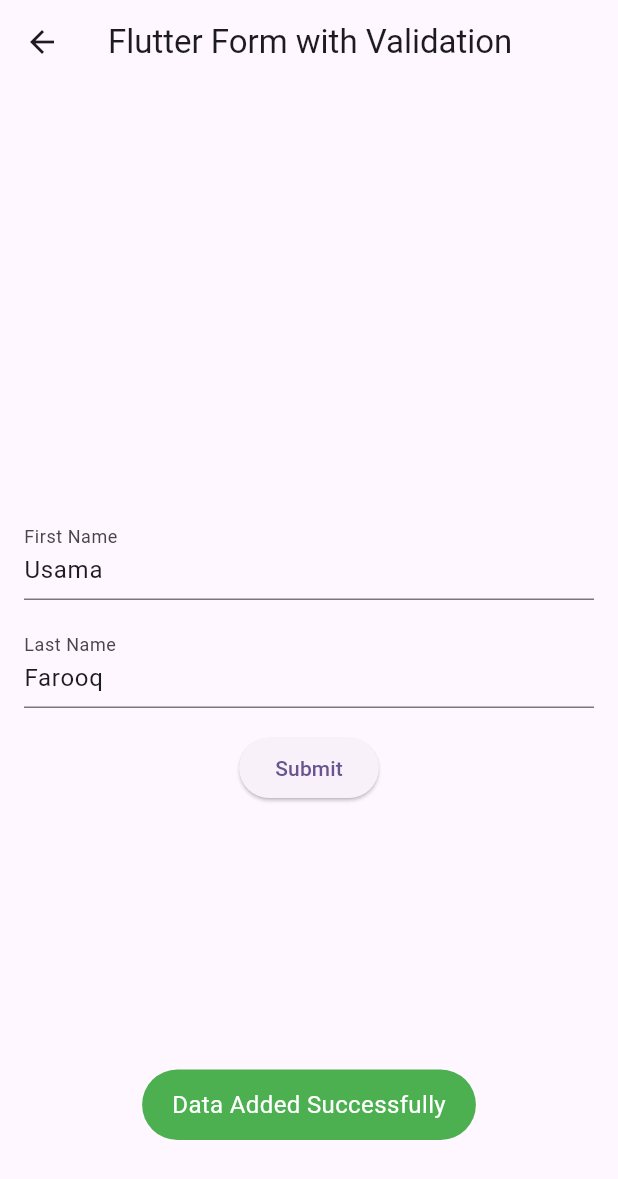
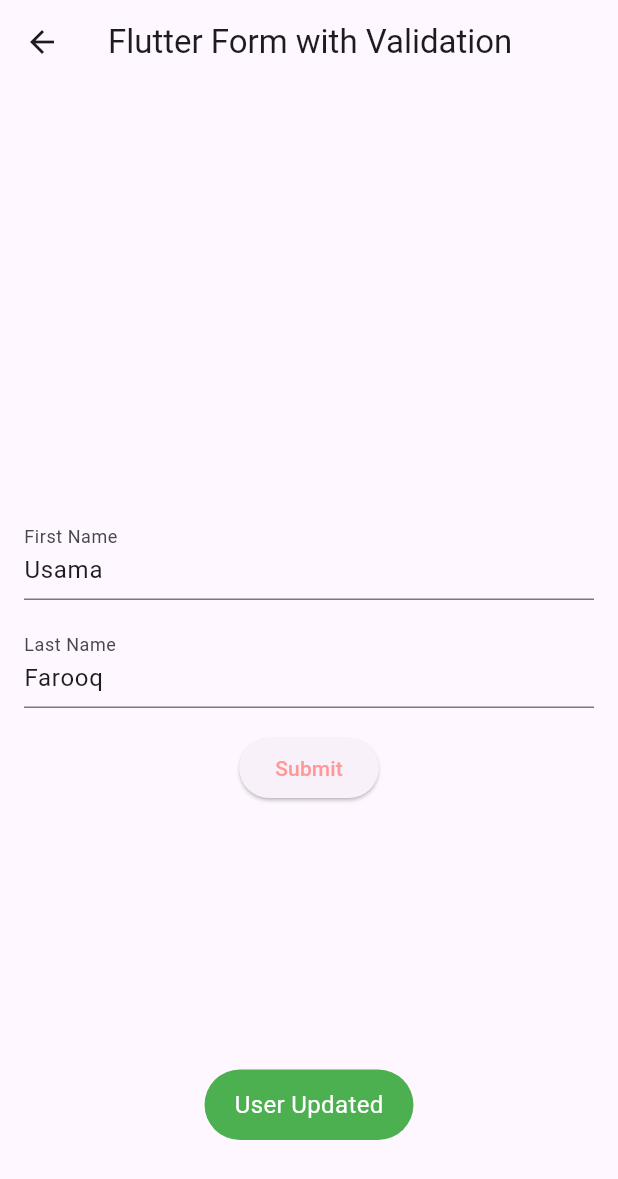
Before and after one commit to Usama1243/untitled_dummy_project, a Flutter app: the MyHomePage screen opened directly, after a tap on "Submit", on a phone screen of 412 x 824 dp. Shown: the top 1179 px of the screen. Run offline on Flutter 3.47's test engine with Material 2 defaults, Android fonts, the phone set to English and light mode, and no system bars; our stand-ins replace cloud_firestore, firebase_core, fluttertoast; accounts and stored records are empty.

Commit message:
custom components and crud operations

```diff
--- a/lib/crud_operations/add_data.dart
+++ b/lib/crud_operations/add_data.dart
@@ -1,6 +1,5 @@
 import 'package:cloud_firestore/cloud_firestore.dart';
 import 'package:flutter/cupertino.dart';
-
 import 'package:untitled/utils/custom_toast_messages.dart';
 
 class AddDataFireStore {
@@ -9,7 +8,7 @@ class AddDataFireStore {
         .collection("addData")
         .doc()
         .set({'firstName': firstName, 'lastName': lastName}).then((value) {
-      CustomToastMessages().successMessage("Data Added Successfully");
+      CustomToastMessages.successMessage("Data Added Successfully");
     }).catchError((error) {
       debugPrint("Failed to add user: $error");
     });
--- a/lib/crud_operations/delete_data.dart
+++ b/lib/crud_operations/delete_data.dart
@@ -0,0 +1,24 @@
+import 'package:cloud_firestore/cloud_firestore.dart';
+import 'package:untitled/utils/custom_toast_messages.dart';
+
+class DeleteDataFireStore {
+  CollectionReference users = FirebaseFirestore.instance.collection('addData');
+
+  Future<void> deleteDocument() {
+    return users
+        .doc("DCX9IfMfi3Mg055FCweR")
+        .delete()
+        .then((value) => CustomToastMessages.successMessage("User Deleted"))
+        .catchError((error) => print("Failed to delete user: $error"));
+  }
+
+  Future<void> deleteField() {
+    return users
+        .doc('C4LIcE6LMIK8T2CVbypI')
+        .update({'lastName': FieldValue.delete()})
+        .then((value) =>
+            CustomToastMessages.successMessage("User's Property Deleted"))
+        .catchError(
+            (error) => print("Failed to delete user's property: $error"));
+  }
+}
--- a/lib/crud_operations/update_data.dart
+++ b/lib/crud_operations/update_data.dart
@@ -0,0 +1,14 @@
+import 'package:cloud_firestore/cloud_firestore.dart';
+import 'package:untitled/utils/custom_toast_messages.dart';
+
+class UpdateDataFireStore {
+  CollectionReference users = FirebaseFirestore.instance.collection('addData');
+
+  Future<void> updateUser() {
+    return users
+        .doc('2tOxSAJT5yUpe3NI2H9h')
+        .update({'firstName': "aneela"})
+        .then((value) => CustomToastMessages.successMessage("User Updated"))
+        .catchError((error) => print("Failed to update user: $error"));
+  }
+}
--- a/lib/home_page.dart
+++ b/lib/home_page.dart
@@ -1,6 +1,7 @@
-import 'package:cloud_firestore/cloud_firestore.dart';
 import 'package:flutter/material.dart';
-import 'package:untitled/crud_operations/add_data.dart';
+import 'package:untitled/utils/custom_colors.dart';
+
+import 'crud_operations/update_data.dart';
 
 class MyHomePage extends StatefulWidget {
   const MyHomePage({super.key});
@@ -53,10 +54,21 @@ class _MyHomePageState extends State<MyHomePage> {
               ElevatedButton(
                 onPressed: () {
                   submitForm();
-                  AddDataFireStore().addUser(
-                      fNameController.text.trim(), lNameController.text.trim());
+
+                  // add data into FireStore
+                  //  AddDataFireStore().addUser(
+                  //      fNameController.text.trim(), lNameController.text.trim());
+
+                  //Update data into FireStore
+                  UpdateDataFireStore().updateUser();
+
+                  // delete data
+                  //     DeleteDataFireStore().deleteField();
                 },
-                child: const Text('Submit'),
+                child: Text(
+                  'Submit',
+                  style: TextStyle(color: CustomColors().pink),
+                ),
               ),
             ],
           ),
--- a/lib/main.dart
+++ b/lib/main.dart
@@ -1,12 +1,13 @@
 import 'package:firebase_core/firebase_core.dart';
 import 'package:fluttertoast/fluttertoast.dart';
 import 'package:untitled/get_user_data.dart';
+import 'package:untitled/home_page.dart';
 import 'firebase_options.dart';
 import 'package:flutter/material.dart';
 
 Future<void> main() async {
   runApp(const MyApp());
-  WidgetsFlutterBinding.ensureInitialized();
+ await WidgetsFlutterBinding.ensureInitialized();
   Fluttertoast.showToast;
 
   await Firebase.initializeApp(
@@ -28,7 +29,7 @@ class MyApp extends StatelessWidget {
         colorScheme: ColorScheme.fromSeed(seedColor: Colors.deepPurple),
         useMaterial3: true,
       ),
-      home:  const YourWidget()
+      home:  const MyHomePage()
     );
   }
 }
--- /dev/null
+++ b/lib/utils/custom_colors.dart
@@ -0,0 +1,33 @@
+import 'package:flutter/material.dart';
+
+class CustomColors {
+//  Pink Color
+  final Color lightPink = Color(0xFFFFEFEF);
+  final Color pink = Color(0xFFFF9999);
+
+//  Green Color
+  final Color grey = Color(0xFFEBF6EB);
+  final Color green = Color(0xFF99EE99);
+
+  final Color lightGrey = Color(0xFFF0F0F0);
+
+// White to grey Colors
+  final Color white = Color(0xFFFFFFFF);
+  final Color btngrey = Color(0xFFEFEFEF);
+
+  final Color dividerColor = Color(0xFFE8E8E8);
+  final Color dotcolorw = Color(0xFFD6D6D6);
+  final Color bordergrey = Color(0xFFA8A8A8);
+  final Color darkGrey = Color(0xFF757575);
+  final Color black = Color(0xFF474747);
+  final Color commentColor = Color(0xFFF2F2F2);
+
+  LinearGradient gradientcolor(color1, color2) {
+    return LinearGradient(
+      colors: [
+        color1,
+        color2,
+      ],
+    );
+  }
+}
--- a/lib/utils/custom_toast_messages.dart
+++ b/lib/utils/custom_toast_messages.dart
@@ -1,10 +1,12 @@
-
-
 import 'package:flutter/material.dart';
 import 'package:fluttertoast/fluttertoast.dart';
 
+
+const String kUriPrefix = 'https://nearcircle.page.link';
+
 class CustomToastMessages {
-    successMessage(message) {
+  //Flutter Toast Messages
+  static successMessage(message) {
     Fluttertoast.showToast(
         msg: message,
         toastLength: Toast.LENGTH_SHORT,
@@ -12,10 +14,10 @@ class CustomToastMessages {
         timeInSecForIosWeb: 1,
         backgroundColor: Colors.green,
         textColor: Colors.white,
-
         fontSize: 16.0);
   }
-    errorMessage(message) {
+
+  static errorMessage(message) {
     Fluttertoast.showToast(
         msg: message,
         toastLength: Toast.LENGTH_SHORT,
@@ -25,4 +27,28 @@ class CustomToastMessages {
         textColor: Colors.white,
         fontSize: 16.0);
   }
+
+  /// SnackBar
+  static snackBarWidget(BuildContext context, String message) {
+    ScaffoldMessenger.of(context).showSnackBar(
+      SnackBar(content: Text(message)),
+    );
   }
+  /// FlushBar
+  // static flushBarErrorWidget(BuildContext context, String message) {
+  //   showFlushbar(
+  //     context: context,
+  //     flushbar: Flushbar(
+  //       message: message,
+  //       backgroundColor: Colors.redAccent,
+  //       forwardAnimationCurve: Curves.elasticInOut,
+  //       reverseAnimationCurve: Curves.elasticInOut,
+  //       duration: const Duration(seconds: 2),
+  //       padding: const EdgeInsets.symmetric(horizontal: 20, vertical: 10),
+  //       margin: const EdgeInsets.symmetric(horizontal: 20, vertical: 10),
+  //       positionOffset: 20,
+  //       flushbarPosition: FlushbarPosition.TOP,
+  //     )..show(context),
+  //   );
+  // }
+}
--- /dev/null
+++ b/lib/utils/imports_exports_libraries.dart
@@ -0,0 +1,4 @@
+//import this file path
+export 'package:flutter/material.dart';
+export 'package:flutter/services.dart';
+export 'package:fluttertoast/fluttertoast.dart';
--- a/pubspec.yaml
+++ b/pubspec.yaml
@@ -38,6 +38,7 @@ dependencies:
   firebase_core: ^2.24.0
   cloud_firestore: ^4.13.3
   fluttertoast: ^8.2.4
+  flutter_flushbar: ^0.0.2
 
 dev_dependencies:
   flutter_test:
```
Also changed, not shown: lib/utils/custom_padding.dart (added, +49 -0 lines), lib/update_page.dart (added), pubspec.lock. Lines whose indentation alone changed are shown as unchanged.
